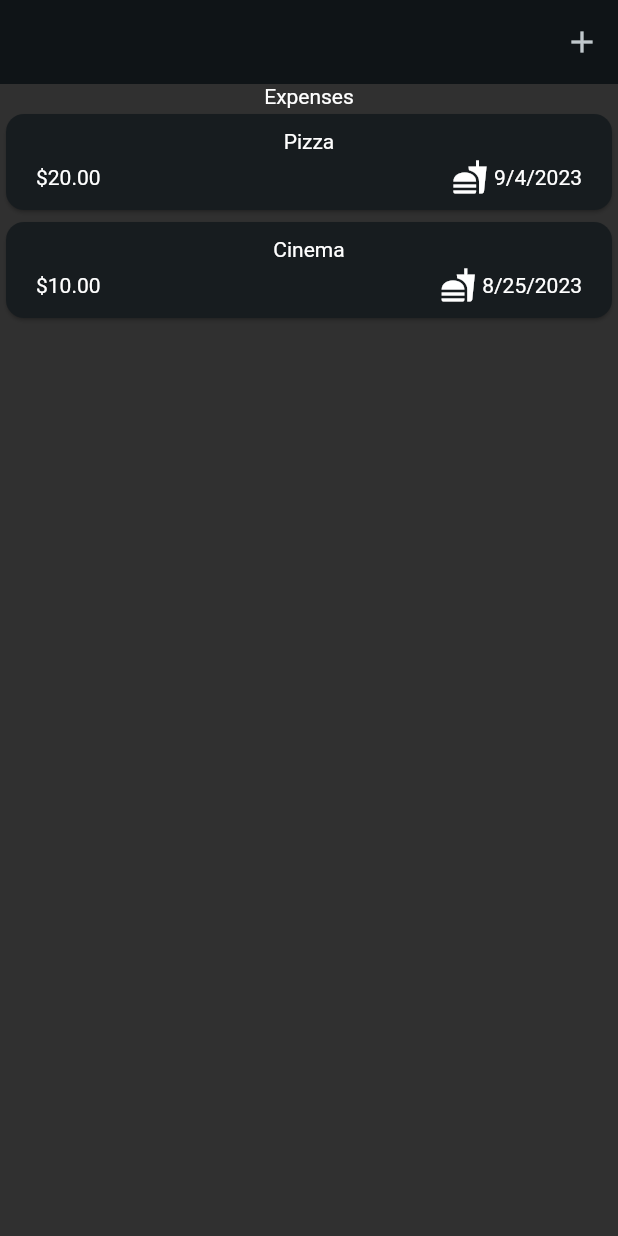
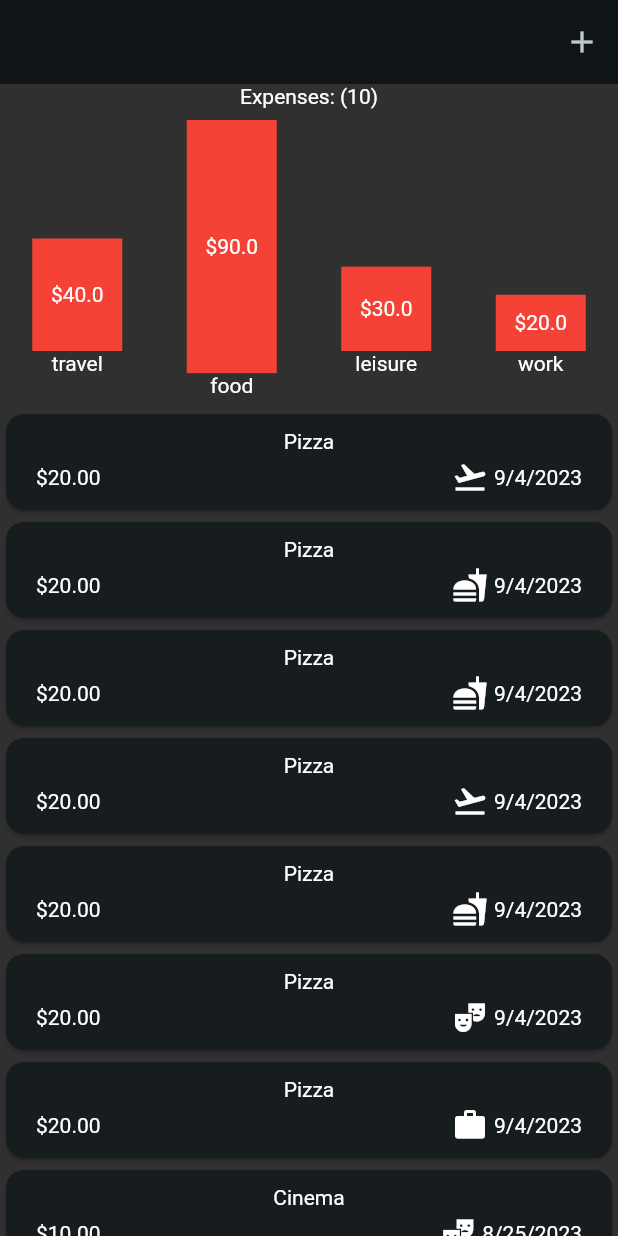
Before and after one commit to mdzielinski/text_editing_controller, a Flutter app: the screen it shows after launch, on a phone screen of 412 x 824 dp. Run offline on Flutter 3.47's test engine with Material 2 defaults, Android fonts, the phone set to English and light mode, and no system bars.

Commit message:
calkiem spoko slupki

```diff
--- a/lib/expenses.dart
+++ b/lib/expenses.dart
@@ -1,3 +1,4 @@
+import 'package:expense_tracker/widgets/category_bars.dart';
 import 'package:expense_tracker/widgets/expenses_list.dart';
 import 'package:expense_tracker/widgets/new_expense.dart';
 import 'package:flutter/material.dart';
@@ -15,6 +16,46 @@ class Expenses extends StatefulWidget {
 
 class _ExpensesState extends State<Expenses> {
   final List<Expense> _expenses = [
+    Expense(
+        title: 'Pizza',
+        amount: 20,
+        date: DateTime.now(),
+        category: Category.travel),
+    Expense(
+        title: 'Pizza',
+        amount: 20,
+        date: DateTime.now(),
+        category: Category.food),
+    Expense(
+        title: 'Pizza',
+        amount: 20,
+        date: DateTime.now(),
+        category: Category.food),
+    Expense(
+        title: 'Pizza',
+        amount: 20,
+        date: DateTime.now(),
+        category: Category.travel),
+    Expense(
+        title: 'Pizza',
+        amount: 20,
+        date: DateTime.now(),
+        category: Category.food),
+    Expense(
+        title: 'Pizza',
+        amount: 20,
+        date: DateTime.now(),
+        category: Category.leisure),
+    Expense(
+        title: 'Pizza',
+        amount: 20,
+        date: DateTime.now(),
+        category: Category.work),
+    Expense(
+        title: 'Cinema',
+        amount: 10,
+        date: DateTime.now().subtract(const Duration(days: 10)),
+        category: Category.leisure),
     Expense(
         title: 'Pizza',
         amount: 20,
@@ -61,6 +102,7 @@ class _ExpensesState extends State<Expenses> {
         ? const Center(child: Text('No Expences here. Start addin some!'))
         : ExpensesList(_expenses, _onDismiss);
 
+    var h = 200.0;
     return Scaffold(
       appBar: AppBar(
         actions: [
@@ -69,7 +111,16 @@ class _ExpensesState extends State<Expenses> {
         ],
       ),
       body: Column(
-          children: [const Text('Expenses'), Expanded(child: mainContent)]),
+        children: [
+          Text('Expenses: (${_expenses.length})'),
+          SizedBox(
+            width: double.infinity,
+            height: h,
+            child: BarPlot(buckets: ExpensesBucket.inBuckets(_expenses), parentHeight: h),
+          ),
+          Expanded(child: mainContent)
+        ],
+      ),
     );
   }
 
@@ -87,5 +138,7 @@ class _ExpensesState extends State<Expenses> {
     );
   }
 
-  void _validate(Expense expense) {}
+  void _validate(Expense expense) {
+    //   todo
+  }
 }
--- a/lib/models/expense.dart
+++ b/lib/models/expense.dart
@@ -1,5 +1,6 @@
 import 'package:uuid/uuid.dart';
 import 'package:intl/intl.dart';
+import 'package:collection/collection.dart';
 
 const uuid = Uuid();
 final formatter = DateFormat.yMd();
@@ -23,4 +24,31 @@ class Expense {
   get formattedDate {
     return formatter.format(date);
   }
+
+  @override
+  String toString() {
+    return 'Expense{title: $title}';
+  }
 }
+
+class ExpensesBucket {
+  final List<Expense> expenses;
+  final Category category;
+  final double sum;
+
+  ExpensesBucket({required this.expenses, required this.category})
+      : sum = expenses.fold(0, (v, e) => v + e.amount);
+
+  static List<ExpensesBucket> inBuckets(List<Expense> expenses, ) {
+    List<ExpensesBucket> list = groupBy(expenses, (e) => e.category)
+        .entries
+        .map((e) => ExpensesBucket(expenses: e.value, category: e.key))
+        .toList();
+    return list;
+  }
+
+  @override
+  String toString() {
+    return 'ExpensesBucket{expenses: $expenses, category: $category, sum: $sum}';
+  }
+}
--- /dev/null
+++ b/lib/widgets/category_bars.dart
@@ -0,0 +1,57 @@
+import 'dart:math';
+
+import 'package:expense_tracker/models/expense.dart';
+import 'package:flutter/material.dart';
+
+class BarPlot extends StatelessWidget {
+  BarPlot({super.key, required this.buckets, required this.parentHeight})
+      : _maxAmount = buckets
+            .expand((ExpensesBucket e) => e.expenses)
+            .map((e) => e.amount)
+            .reduce((v, e) => max(v, e));
+
+  final double parentHeight;
+  final List<ExpensesBucket> buckets;
+  final double _maxAmount;
+
+  @override
+  Widget build(BuildContext context) {
+    return Row(
+      crossAxisAlignment: CrossAxisAlignment.end,
+      mainAxisAlignment: MainAxisAlignment.spaceAround,
+      children: [
+        ...buckets.map((ExpensesBucket b) {
+          double barH = (parentHeight - 50) * ((b.sum / _maxAmount) / 4);
+          print('parentHeight : $parentHeight');
+          print('b.sum : ${b.sum}');
+          print('_maxAmount : $_maxAmount');
+          print('barH : $barH');
+          return Padding(
+            padding: EdgeInsets.all(8.0),
+            child: Column(
+              mainAxisAlignment: MainAxisAlignment.end,
+              children: [
+                SizedBox(
+                  width: 60,
+                  height: barH,
+                  child: ColoredBox(
+                    color: Colors.red,
+                    child: Center(child: Text('\$${b.sum}')),
+                  ),
+                ),
+                SizedBox(
+                  child: Text(b.category.name),
+                  height: 30,
+                ),
+              ],
+            ),
+          );
+        })
+      ],
+    );
+  }
+
+  maximum(double amount, double amount2) {
+    return max(amount, amount2);
+  }
+}
```
